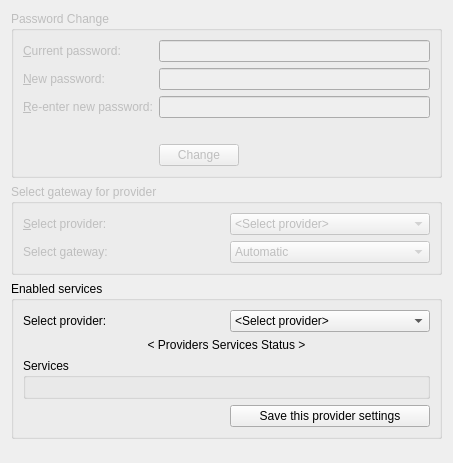
First picture: the form in src/leap/bitmask/gui/ui/preferences.ui, repository leapcode/bitmask_client, before the edit.
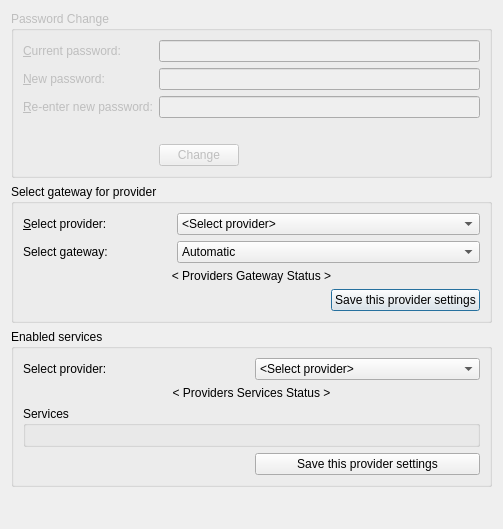
Second picture: the form after the edit. Icons and pictures are not drawn.

Commit message: Update preferences ui to select and save gateway.

Patch:
```diff
--- a/src/leap/bitmask/gui/ui/preferences.ui
+++ b/src/leap/bitmask/gui/ui/preferences.ui
@@ -6,8 +6,8 @@
    <rect>
     <x>0</x>
     <y>0</y>
-    <width>453</width>
-    <height>463</height>
+    <width>503</width>
+    <height>529</height>
    </rect>
   </property>
   <property name="windowTitle">
@@ -18,6 +18,143 @@
     <normaloff>:/images/mask-icon.png</normaloff>:/images/mask-icon.png</iconset>
   </property>
   <layout class="QGridLayout" name="gridLayout_3">
+   <item row="5" column="0">
+    <spacer name="verticalSpacer">
+     <property name="orientation">
+      <enum>Qt::Vertical</enum>
+     </property>
+     <property name="sizeHint" stdset="0">
+      <size>
+       <width>20</width>
+       <height>40</height>
+      </size>
+     </property>
+    </spacer>
+   </item>
+   <item row="1" column="0">
+    <widget class="QGroupBox" name="gbGatewaySelector">
+     <property name="enabled">
+      <bool>true</bool>
+     </property>
+     <property name="title">
+      <string>Select gateway for provider</string>
+     </property>
+     <property name="checkable">
+      <bool>false</bool>
+     </property>
+     <layout class="QGridLayout" name="gridLayout">
+      <item row="0" column="1" colspan="2">
+       <widget class="QComboBox" name="cbProvidersGateway">
+        <item>
+         <property name="text">
+          <string>&lt;Select provider&gt;</string>
+         </property>
+        </item>
+       </widget>
+      </item>
+      <item row="0" column="0">
+       <widget class="QLabel" name="lblSelectProvider">
+        <property name="text">
+         <string>&amp;Select provider:</string>
+        </property>
+        <property name="buddy">
+         <cstring>cbProvidersGateway</cstring>
+        </property>
+       </widget>
+      </item>
+      <item row="1" column="0">
+       <widget class="QLabel" name="label">
+        <property name="text">
+         <string>Select gateway:</string>
+        </property>
+       </widget>
+      </item>
+      <item row="1" column="1" colspan="2">
+       <widget class="QComboBox" name="cbGateways">
+        <item>
+         <property name="text">
+          <string>Automatic</string>
+         </property>
+        </item>
+       </widget>
+      </item>
+      <item row="5" column="2">
+       <widget class="QPushButton" name="pbSaveGateway">
+        <property name="text">
+         <string>Save this provider settings</string>
+        </property>
+       </widget>
+      </item>
+      <item row="2" column="0" colspan="3">
+       <widget class="QLabel" name="lblProvidersGatewayStatus">
+        <property name="text">
+         <string>&lt; Providers Gateway Status &gt;</string>
+        </property>
+        <property name="alignment">
+         <set>Qt::AlignCenter</set>
+        </property>
+       </widget>
+      </item>
+     </layout>
+    </widget>
+   </item>
+   <item row="4" column="0">
+    <widget class="QGroupBox" name="gbEnabledServices">
+     <property name="title">
+      <string>Enabled services</string>
+     </property>
+     <layout class="QGridLayout" name="gridLayout_2">
+      <item row="3" column="1">
+       <widget class="QPushButton" name="pbSaveServices">
+        <property name="text">
+         <string>Save this provider settings</string>
+        </property>
+       </widget>
+      </item>
+      <item row="2" column="0" colspan="2">
+       <widget class="QGroupBox" name="gbServices">
+        <property name="title">
+         <string>Services</string>
+        </property>
+        <property name="flat">
+         <bool>false</bool>
+        </property>
+        <layout class="QGridLayout" name="gridLayout_4">
+         <item row="0" column="0">
+          <layout class="QVBoxLayout" name="vlServices"/>
+         </item>
+        </layout>
+       </widget>
+      </item>
+      <item row="0" column="1">
+       <widget class="QComboBox" name="cbProvidersServices">
+        <item>
+         <property name="text">
+          <string>&lt;Select provider&gt;</string>
+         </property>
+        </item>
+       </widget>
+      </item>
+      <item row="0" column="0">
+       <widget class="QLabel" name="label_2">
+        <property name="text">
+         <string>Select provider:</string>
+        </property>
+       </widget>
+      </item>
+      <item row="1" column="0" colspan="2">
+       <widget class="QLabel" name="lblProvidersServicesStatus">
+        <property name="text">
+         <string>&lt; Providers Services Status &gt;</string>
+        </property>
+        <property name="alignment">
+         <set>Qt::AlignCenter</set>
+        </property>
+       </widget>
+      </item>
+     </layout>
+    </widget>
+   </item>
    <item row="0" column="0">
     <widget class="QGroupBox" name="gbPasswordChange">
      <property name="enabled">
@@ -101,126 +238,6 @@
      </layout>
     </widget>
    </item>
-   <item row="2" column="0">
-    <widget class="QGroupBox" name="gbEnabledServices">
-     <property name="title">
-      <string>Enabled services</string>
-     </property>
-     <layout class="QGridLayout" name="gridLayout_2">
-      <item row="3" column="1">
-       <widget class="QPushButton" name="pbSaveServices">
-        <property name="text">
-         <string>Save this provider settings</string>
-        </property>
-       </widget>
-      </item>
-      <item row="2" column="0" colspan="2">
-       <widget class="QGroupBox" name="gbServices">
-        <property name="title">
-         <string>Services</string>
-        </property>
-        <property name="flat">
-         <bool>false</bool>
-        </property>
-        <layout class="QGridLayout" name="gridLayout_4">
-         <item row="0" column="0">
-          <layout class="QVBoxLayout" name="vlServices"/>
-         </item>
-        </layout>
-       </widget>
-      </item>
-      <item row="0" column="1">
-       <widget class="QComboBox" name="cbProvidersServices">
-        <item>
-         <property name="text">
-          <string>&lt;Select provider&gt;</string>
-         </property>
-        </item>
-       </widget>
-      </item>
-      <item row="0" column="0">
-       <widget class="QLabel" name="label_2">
-        <property name="text">
-         <string>Select provider:</string>
-        </property>
-       </widget>
-      </item>
-      <item row="1" column="0" colspan="2">
-       <widget class="QLabel" name="lblProvidersServicesStatus">
-        <property name="text">
-         <string>&lt; Providers Services Status &gt;</string>
-        </property>
-        <property name="alignment">
-         <set>Qt::AlignCenter</set>
-        </property>
-       </widget>
-      </item>
-     </layout>
-    </widget>
-   </item>
-   <item row="1" column="0">
-    <widget class="QGroupBox" name="gbGatewaySelector">
-     <property name="enabled">
-      <bool>false</bool>
-     </property>
-     <property name="title">
-      <string>Select gateway for provider</string>
-     </property>
-     <property name="checkable">
-      <bool>false</bool>
-     </property>
-     <layout class="QGridLayout" name="gridLayout">
-      <item row="0" column="0">
-       <widget class="QLabel" name="lblSelectProvider">
-        <property name="text">
-         <string>&amp;Select provider:</string>
-        </property>
-        <property name="buddy">
-         <cstring>cbProvidersGateway</cstring>
-        </property>
-       </widget>
-      </item>
-      <item row="0" column="1">
-       <widget class="QComboBox" name="cbProvidersGateway">
-        <item>
-         <property name="text">
-          <string>&lt;Select provider&gt;</string>
-         </property>
-        </item>
-       </widget>
-      </item>
-      <item row="1" column="0">
-       <widget class="QLabel" name="label">
-        <property name="text">
-         <string>Select gateway:</string>
-        </property>
-       </widget>
-      </item>
-      <item row="1" column="1">
-       <widget class="QComboBox" name="cbGateways">
-        <item>
-         <property name="text">
-          <string>Automatic</string>
-         </property>
-        </item>
-       </widget>
-      </item>
-     </layout>
-    </widget>
-   </item>
-   <item row="3" column="0">
-    <spacer name="verticalSpacer">
-     <property name="orientation">
-      <enum>Qt::Vertical</enum>
-     </property>
-     <property name="sizeHint" stdset="0">
-      <size>
-       <width>20</width>
-       <height>40</height>
-      </size>
-     </property>
-    </spacer>
-   </item>
   </layout>
  </widget>
  <resources>
```
